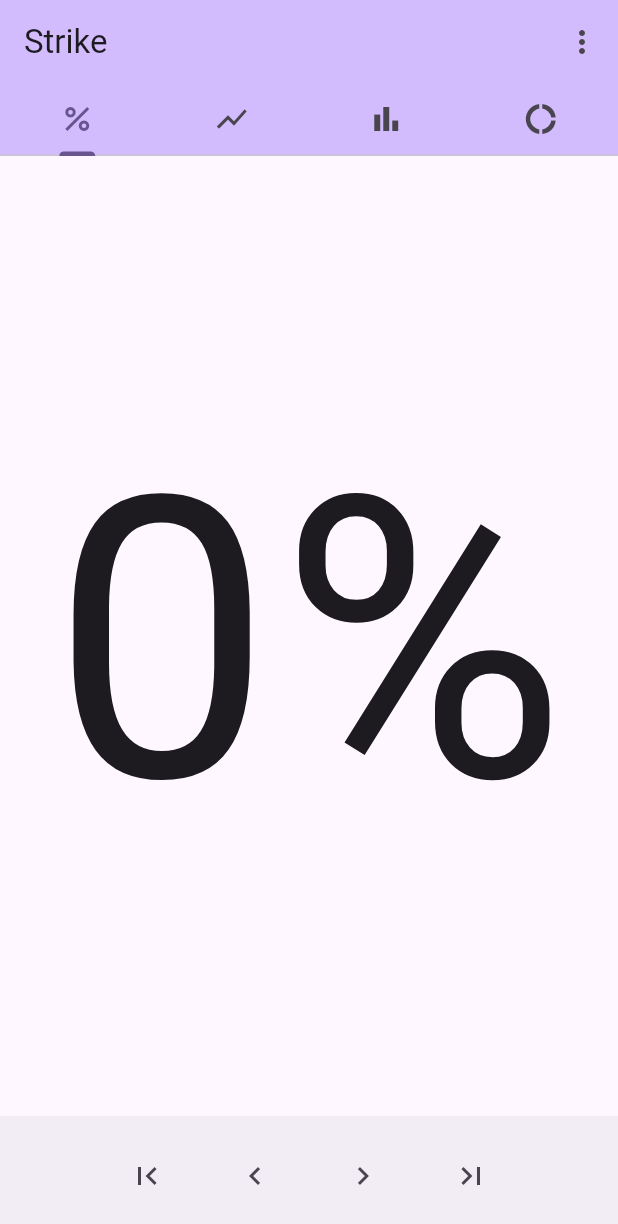
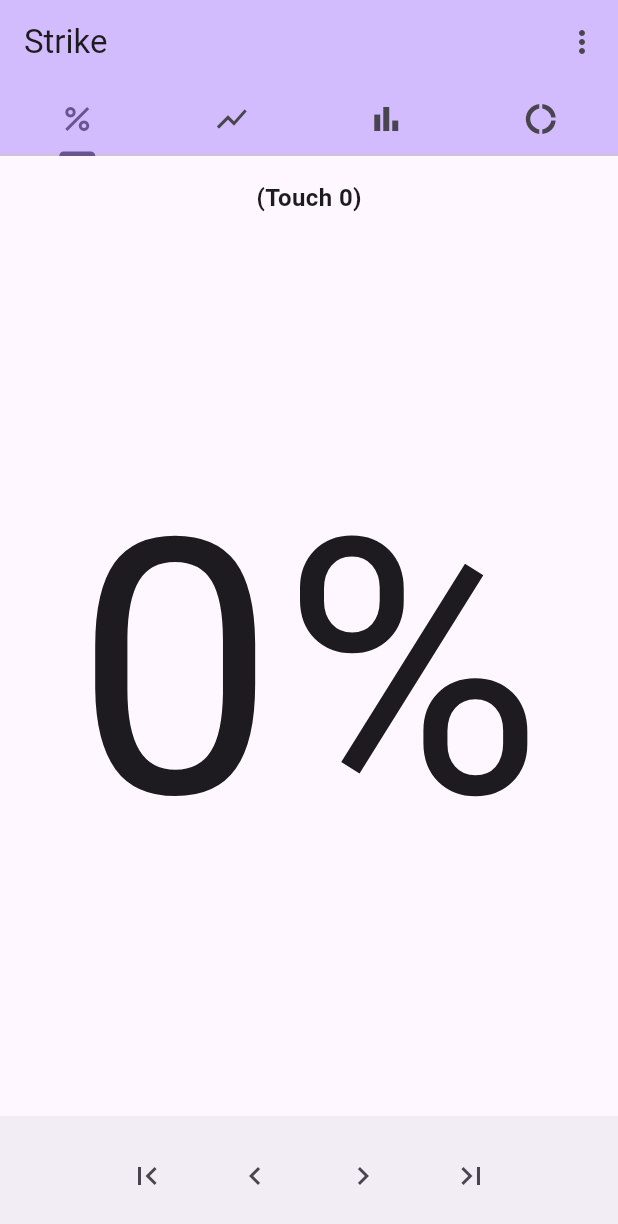
Before and after one commit to ahsparrow/strike, a Flutter app: the screen it shows after launch, on a phone screen of 412 x 824 dp. Shown: the top 1224 px of the screen. Run offline on Flutter 3.47's test engine with Material 3 defaults, Android fonts, the phone set to English and light mode, and no system bars; our stand-ins replace fl_chart, shared_preferences; missing offline and left inert: file_selector.

Commit message:
Add score chart title

```diff
--- a/lib/widgets/score.dart
+++ b/lib/widgets/score.dart
@@ -9,7 +9,24 @@ class ScoreWidget extends StatelessWidget {
   @override
   Widget build(context) {
     return Consumer<StrikeModel>(
-      builder: (context, strikeData, child) => chart(strikeData.score ?? 0),
+      builder: (context, strikeData, child) => Column(
+        children: [
+          const SizedBox(height: 16),
+          Text(
+            '(Touch ${strikeData.touchNum})',
+            style: const TextStyle(
+              fontSize: 16,
+              fontWeight: FontWeight.bold,
+            ),
+          ),
+          Expanded(
+            child: Padding(
+              padding: const EdgeInsets.all(16),
+              child: chart(strikeData.score ?? 0),
+            ),
+          ),
+        ],
+      ),
     );
   }
 
```
